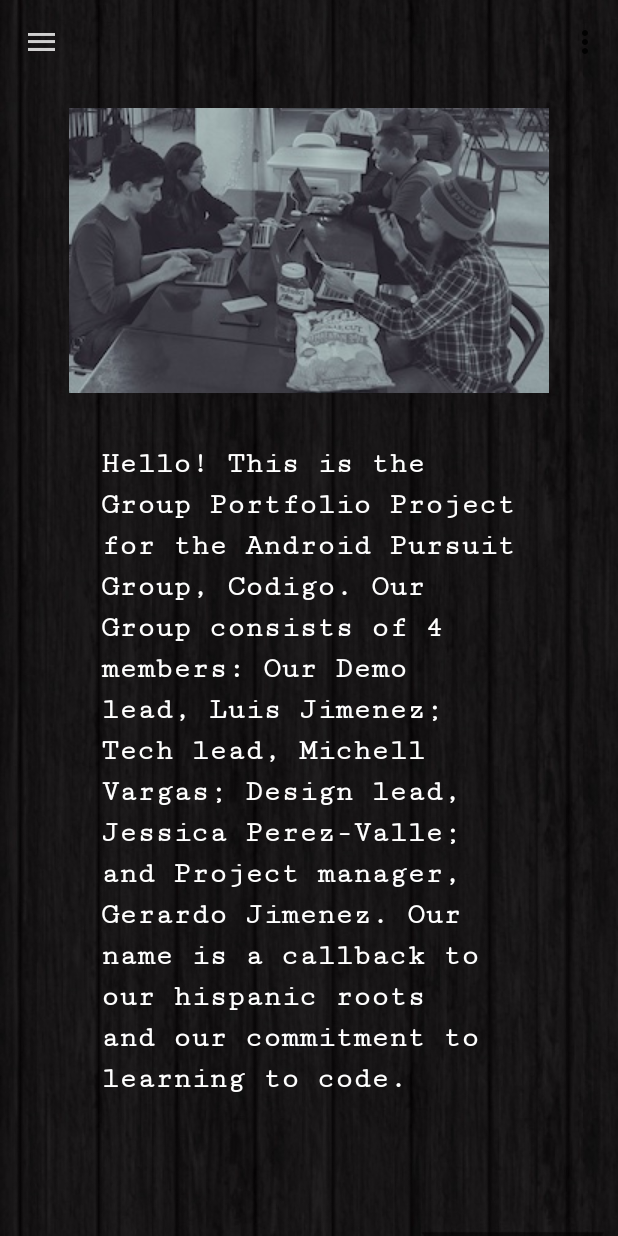
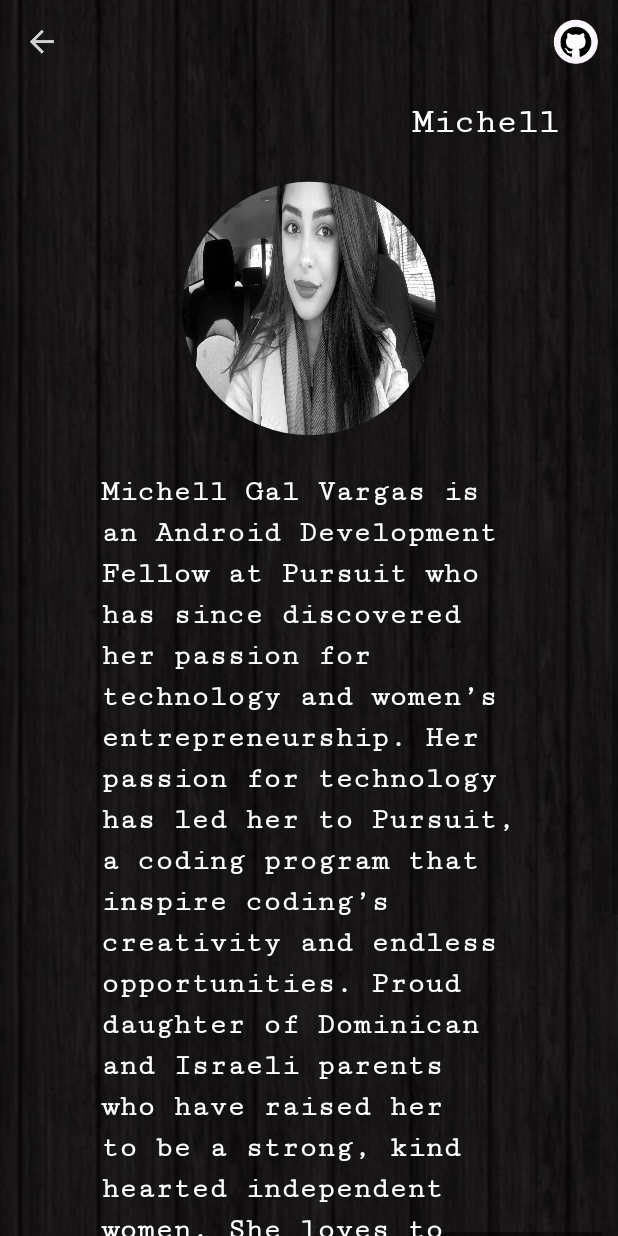
Before and after one commit to Jperv23/el_codigo, an Android app: the screen it shows after launch (MainActivity before the commit, MichellActivity after it), in the side drawer, after a tap on "Michell", on a phone screen of 412 x 824 dp. Run offline under Robolectric (Android 15) with nearby library versions, the light colour scheme and no system bars.

Commit message:
finalize mich activity

```diff
--- a/app/src/main/java/org/pursuit/group_portfolio_hw_codigo/MainActivity.java
+++ b/app/src/main/java/org/pursuit/group_portfolio_hw_codigo/MainActivity.java
@@ -63,6 +63,13 @@ public class MainActivity extends AppCompatActivity {
                         //drawerLayout.closeDrawer(Gravity.START, true);
                         startActivity(intentJess);
                         break;
+                    case R.id.option_Michell:
+                        Intent intentMichell = new Intent(MainActivity.this, MichellActivity.class);
+
+                        //drawerLayout.closeDrawer(Gravity.START, true);
+                        startActivity(intentMichell);
+                        break;
+
                     default:
                         Toast.makeText(MainActivity.this, getString(R.string.incomplete_feature_toast), Toast.LENGTH_SHORT).show();
                         drawerLayout.closeDrawer(Gravity.START, true);
--- /dev/null
+++ b/app/src/main/java/org/pursuit/group_portfolio_hw_codigo/MichellActivity.java
@@ -0,0 +1,143 @@
+package org.pursuit.group_portfolio_hw_codigo;
+
+import android.app.AlertDialog;
+import android.content.DialogInterface;
+import android.content.Intent;
+import android.graphics.Bitmap;
+import android.graphics.BitmapFactory;
+import android.net.Uri;
+import android.support.annotation.NonNull;
+import android.support.design.widget.NavigationView;
+import android.support.v4.app.NavUtils;
+import android.support.v4.graphics.drawable.RoundedBitmapDrawable;
+import android.support.v4.graphics.drawable.RoundedBitmapDrawableFactory;
+import android.support.v4.widget.DrawerLayout;
+import android.support.v7.app.ActionBar;
+import android.support.v7.app.AppCompatActivity;
+import android.os.Bundle;
+import android.view.Gravity;
+import android.view.Menu;
+import android.view.MenuInflater;
+import android.view.MenuItem;
+import android.widget.ImageView;
+import android.widget.Toast;
+
+public class MichellActivity extends AppCompatActivity {
+    private android.support.v7.widget.Toolbar toolBar;
+    private NavigationView navView;
+    private DrawerLayout drawerLayout;
+
+    @Override
+    protected void onCreate(Bundle savedInstanceState) {
+        super.onCreate(savedInstanceState);
+        setContentView(R.layout.activity_mich);
+
+
+        navView = findViewById(R.id.michell_nav_view);
+        navView.setItemTextAppearance(R.style.nav_menu_text);
+
+        drawerLayout = findViewById(R.id.main);
+        toolBar = findViewById(R.id.include);
+        setSupportActionBar(toolBar);
+
+
+        ActionBar actionBar = getSupportActionBar();
+
+        actionBar.setHomeAsUpIndicator(R.drawable.ic_up_action);
+        actionBar.setDisplayHomeAsUpEnabled(true);
+        actionBar.setTitle("");
+
+        ImageView imageView = findViewById(R.id.michell_pic);
+        Bitmap memPic = BitmapFactory.decodeResource(getResources(), R.drawable.michellpic);
+        RoundedBitmapDrawable cirPic = RoundedBitmapDrawableFactory.create(getResources(), memPic);
+        cirPic.setCircular(true);
+        imageView.setImageDrawable(cirPic);
+
+        setupNavDrawer();
+
+    }
+
+
+    @Override
+    public boolean onCreateOptionsMenu(Menu menu) {
+        MenuInflater inflater = getMenuInflater();
+        inflater.inflate(R.menu.story_menu, menu);
+        return true;
+    }
+
+    @Override
+    public boolean onOptionsItemSelected(MenuItem item) {
+        switch (item.getItemId()) {
+            case R.id.github_action:
+                Toast.makeText(this, "GitHub", Toast.LENGTH_SHORT).show();
+                dialogish().show();
+                break;
+            case android.R.id.home:
+                NavUtils.navigateUpFromSameTask(this);
+                return true;
+        }
+        return true;
+    }
+
+    public AlertDialog dialogish() {
+        AlertDialog.Builder gitDialog = new AlertDialog.Builder(MichellActivity.this);
+        gitDialog.setTitle(R.string.git_dialog_title)
+                .setItems(R.array.Michell_array, new DialogInterface.OnClickListener() {
+                    @Override
+                    public void onClick(DialogInterface dialog, int which) {
+                        switch (which) {
+                            case 0:
+                                Uri uri = Uri.parse("https://github.com/michvarg/Java_Bank_Pursuit_HW_VARGAS_MICHELL");
+                                Intent intent = new Intent(Intent.ACTION_VIEW, uri);
+                                startActivity(intent);
+                                break;
+                            case 1:
+                                Uri uri2 = Uri.parse("https://github.com/michvarg/CYOA_Pursuit_HW_VARGAS_MICHELL");
+                                Intent intent2 = new Intent(Intent.ACTION_VIEW, uri2);
+                                startActivity(intent2);
+                                break;
+                            case 2:
+                                Uri uri3 = Uri.parse("https://github.com/michvarg/homework");
+                                Intent intent3 = new Intent(Intent.ACTION_VIEW, uri3);
+                                startActivity(intent3);
+                                break;
+                        }
+                    }
+                });
+        return gitDialog.create();
+    }
+    private void setupNavDrawer() {
+        navView.setNavigationItemSelectedListener(new NavigationView.OnNavigationItemSelectedListener() {
+            @Override
+            public boolean onNavigationItemSelected(@NonNull MenuItem menuItem) {
+                switch (menuItem.getItemId()) {
+                    case R.id.option_Geo:
+                        Intent intentGeo = new Intent(MichellActivity.this, GeoActivity.class);
+
+                        drawerLayout.closeDrawer(Gravity.START, true);
+
+                        startActivity(intentGeo);
+                        break;
+                    case R.id.option_Jessica:
+                        Intent intentJess = new Intent(MichellActivity.this, JessActivity.class);
+
+                        //drawerLayout.closeDrawer(Gravity.START, true);
+                        startActivity(intentJess);
+                        break;
+
+                    case R.id.option_Michell:
+                        Intent intentMichell = new Intent(MichellActivity.this, MichellActivity.class);
+
+                        //drawerLayout.closeDrawer(Gravity.START, true);
+                        startActivity(intentMichell);
+
+                        default:
+                        Toast.makeText(MichellActivity.this, "Feature Not Yet Implemented", Toast.LENGTH_SHORT).show();
+                        drawerLayout.closeDrawer(Gravity.START, true);
+                        break;
+                }
+                return true;
+            }
+        });
+    }
+    }
--- /dev/null
+++ b/app/src/main/res/layout/activity_mich.xml
@@ -0,0 +1,74 @@
+<?xml version="1.0" encoding="utf-8"?>
+<android.support.v4.widget.DrawerLayout xmlns:android="http://schemas.android.com/apk/res/android"
+    xmlns:app="http://schemas.android.com/apk/res-auto"
+    xmlns:tools="http://schemas.android.com/tools"
+    android:id="@+id/main"
+    android:layout_width="match_parent"
+    android:layout_height="match_parent"
+    android:fitsSystemWindows="true"
+    tools:context=".MichellActivity">
+
+    <ScrollView
+        android:layout_width="match_parent"
+        android:layout_height="match_parent"
+        android:background="@drawable/background_opt_1">
+
+        <android.support.constraint.ConstraintLayout
+            android:layout_width="match_parent"
+            android:layout_height="match_parent">
+
+            <include
+                android:id="@+id/include"
+                layout="@layout/toolbar"/>
+
+            <TextView
+                android:id="@+id/Michell_name"
+                style="@style/member_name"
+                android:layout_marginTop="12dp"
+                android:text="@string/name_michell"
+                app:layout_constraintEnd_toEndOf="parent"
+                app:layout_constraintStart_toStartOf="parent"
+                app:layout_constraintTop_toBottomOf="@+id/include" />
+
+
+            <ImageView
+                android:id="@+id/michell_pic"
+                style="@style/member_picture"
+                android:layout_marginStart="8dp"
+                android:layout_marginTop="16dp"
+                android:layout_marginEnd="8dp"
+                android:contentDescription="@string/todo"
+                app:layout_constraintEnd_toEndOf="parent"
+                app:layout_constraintStart_toStartOf="parent"
+                app:layout_constraintTop_toBottomOf="@+id/Michell_name" />
+
+
+            <TextView
+                android:id="@+id/bio_text"
+                style="@style/bio_text"
+                android:layout_marginTop="16dp"
+                android:layout_marginBottom="8dp"
+                android:text="Michell Gal Vargas is an Android Development Fellow at Pursuit who has since discovered her passion for technology and women’s entrepreneurship. Her passion for technology has led her to Pursuit, a coding program that inspire coding’s creativity and endless opportunities. Proud daughter of Dominican and Israeli parents who have raised her to be a strong, kind hearted independent women. She loves to laugh and make others laugh, people who know her would say she has a goofy personality. Michell's dreams is to one day to be able to inspire young girls to learn how to code and become the new leaders in teach."
+                android:textColor="@android:color/white"
+                app:layout_constraintBottom_toBottomOf="parent"
+                app:layout_constraintEnd_toEndOf="parent"
+                app:layout_constraintStart_toStartOf="parent"
+                app:layout_constraintTop_toBottomOf="@+id/michell_pic" />
+
+
+        </android.support.constraint.ConstraintLayout>
+
+    </ScrollView>
+
+    <android.support.design.widget.NavigationView
+        android:id="@+id/michell_nav_view"
+        android:layout_width="wrap_content"
+        android:layout_height="match_parent"
+        android:layout_gravity="start"
+        android:background="@android:color/white"
+        android:fitsSystemWindows="true"
+        app:headerLayout="@layout/header_layout"
+        app:menu="@menu/nav_menu"
+        app:itemTextColor="@android:color/black"/>
+
+</android.support.v4.widget.DrawerLayout>
--- a/app/src/main/res/values/arrays.xml
+++ b/app/src/main/res/values/arrays.xml
@@ -11,4 +11,9 @@
         <item>Bank Project</item>
         <item>Story-App Codigo</item>
     </string-array>
+    <string-array name="Michell_array">
+        <item>Bank Project</item>
+        <item>Story App Project</item>
+        <item>Other</item>
+    </string-array>
 </resources>
```
Also changed, not shown: app/src/main/AndroidManifest.xml (+6 -4 lines), app/src/main/michellpic-web.png (added), app/src/main/res/drawable/michellpic.JPG (added).
